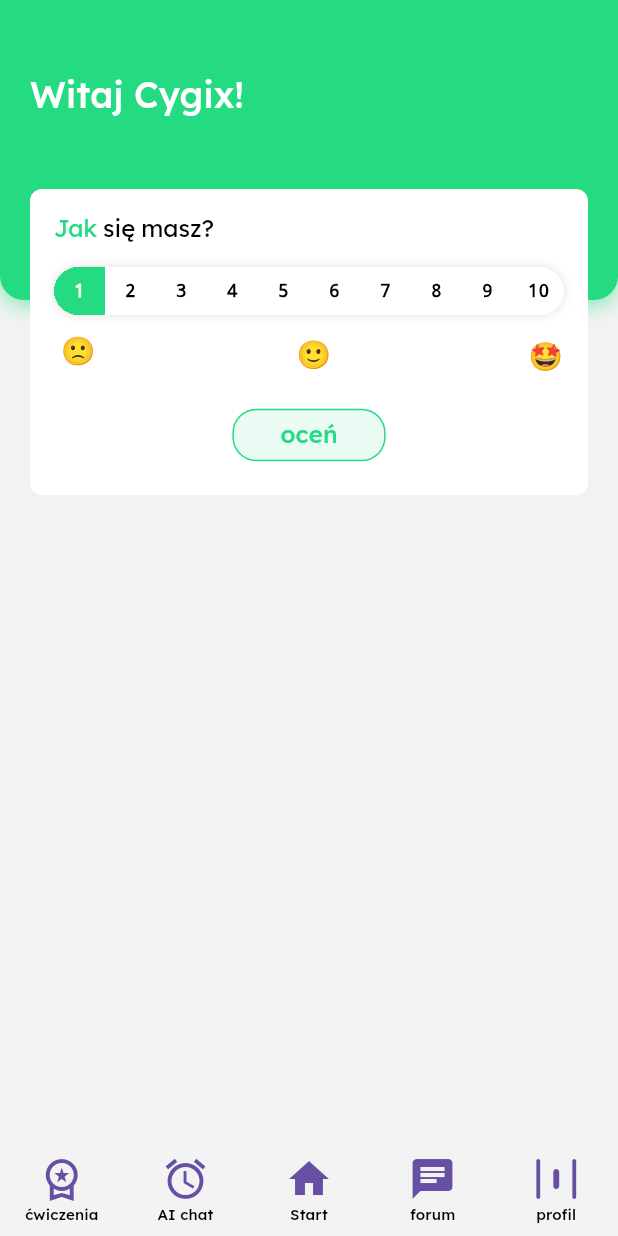
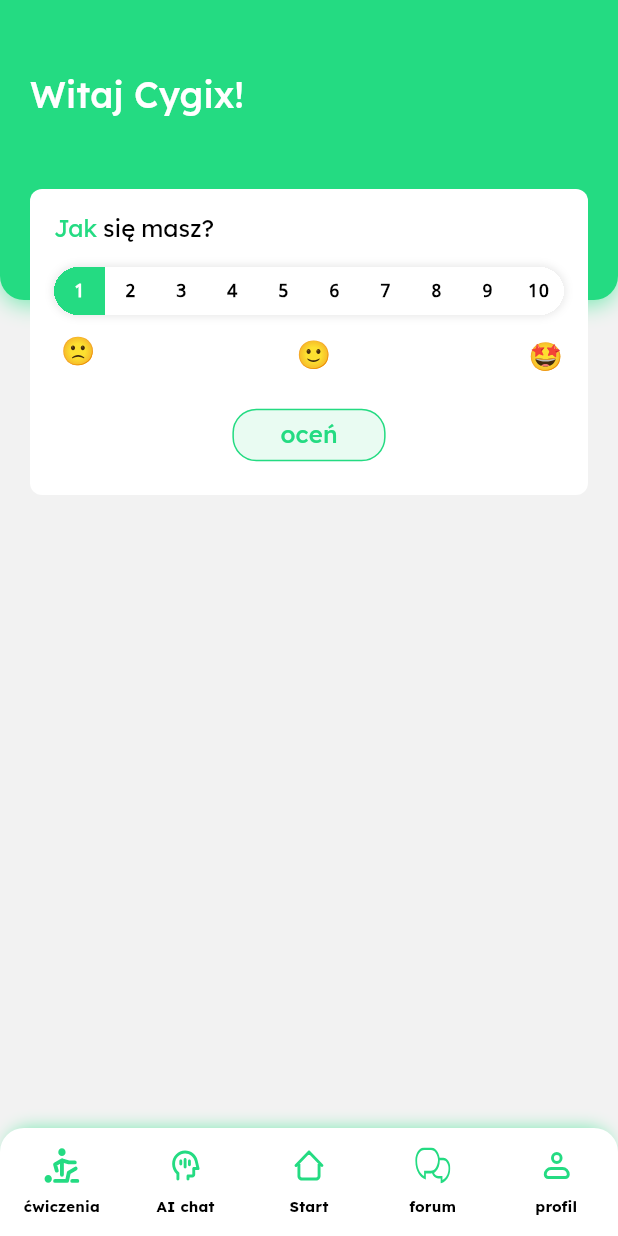
Before and after one commit to xSmilO/JakSieMasz, a Flutter app: the screen it shows after launch, on a phone screen of 412 x 824 dp. Run offline on Flutter 3.47's test engine with Material 3 defaults, Android fonts, the phone set to English and light mode, and no system bars; our stand-ins replace flutter_svg, go_router.

Commit message:
styling navigation

```diff
--- a/lib/Styles/styles.dart
+++ b/lib/Styles/styles.dart
@@ -4,5 +4,6 @@ abstract final class Styles {
   static Color bgColor = Color(0xFFF2F2F2);
   static Color primaryColor500 = Color(0xFF24DB82);
   static Color primaryColor100 = Color(0xFFE9FBF2);
+  static Color inactiveNavItem = Color(0xFF999999);
   static String fontFamily = "Lexend Deca";
 }
--- a/lib/UI/Home/emojis_container_widget.dart
+++ b/lib/UI/Home/emojis_container_widget.dart
@@ -11,17 +11,17 @@ class EmojisContainerWidget extends StatelessWidget {
       crossAxisAlignment: CrossAxisAlignment.center,
       children: [
         SvgPicture.asset(
-          "assets/emoji_slightly_frowning_face.svg",
+          "assets/emojis/emoji_slightly_frowning_face.svg",
           width: 32,
           fit: BoxFit.fill,
         ),
         SvgPicture.asset(
-          "assets/emoji_slightly_smiling_face.svg",
+          "assets/emojis/emoji_slightly_smiling_face.svg",
           width: 32,
           fit: BoxFit.fill,
         ),
         SvgPicture.asset(
-          "assets/emoji_star_struck.svg",
+          "assets/emojis/emoji_star_struck.svg",
           width: 32,
           fit: BoxFit.fill,
         ),
--- a/lib/UI/Shared/widgets/navigation_item.dart
+++ b/lib/UI/Shared/widgets/navigation_item.dart
@@ -1,15 +1,17 @@
 import 'package:flutter/material.dart';
+import 'package:flutter_svg/flutter_svg.dart';
 import 'package:go_router/go_router.dart';
+import 'package:jak_sie_masz/Styles/styles.dart';
 
 class NavigationItem extends StatefulWidget {
   final String title;
   final String route;
-  final IconData icon;
+  final String iconUrl;
   const NavigationItem(
       {super.key,
       required this.title,
       required this.route,
-      required this.icon});
+      required this.iconUrl});
 
   @override
   State<NavigationItem> createState() => _NavigationItemState();
@@ -27,15 +29,22 @@ class _NavigationItemState extends State<NavigationItem> {
         },
         child: Column(
           crossAxisAlignment: CrossAxisAlignment.center,
-          mainAxisAlignment: MainAxisAlignment.end,
+          mainAxisAlignment: MainAxisAlignment.center,
+          spacing: 8,
           children: [
-            Icon(
-              widget.icon,
-              size: 32,
+            SvgPicture.asset(
+              widget.iconUrl,
+              width: 24,
+              height: 24,
+              fit: BoxFit.fill,
+              color: Styles.primaryColor500,
             ),
             Text(
               widget.title,
-              style: TextStyle(fontSize: 10, color: Colors.black),
+              style: TextStyle(
+                  fontSize: 10,
+                  color: Colors.black,
+                  fontWeight: FontWeight.bold),
             ),
           ],
         ),
--- a/lib/UI/Shared/widgets/navigation_widget.dart
+++ b/lib/UI/Shared/widgets/navigation_widget.dart
@@ -8,7 +8,21 @@ class NavigationWidget extends StatelessWidget {
   @override
   Widget build(BuildContext context) {
     return Container(
-      color: Colors.white10,
+      decoration: BoxDecoration(
+        color: Colors.white,
+        borderRadius: BorderRadius.only(
+          topLeft: Radius.circular(16),
+          topRight: Radius.circular(16),
+        ),
+        boxShadow: [
+          BoxShadow(
+            color: Color(0xFF7CE9B4),
+            offset: Offset(0, -4),
+            blurRadius: 9,
+            spreadRadius: -4,
+          )
+        ],
+      ),
       height: 72,
       child: const Flex(
         direction: Axis.horizontal,
@@ -18,27 +32,27 @@ class NavigationWidget extends StatelessWidget {
           NavigationItem(
             title: "ćwiczenia",
             route: Routes.excercises,
-            icon: Icons.workspace_premium_outlined,
+            iconUrl: "assets/navigation_icons/excercise.svg",
           ),
           NavigationItem(
             title: "AI chat",
             route: Routes.aiChat,
-            icon: Icons.access_alarm_outlined,
+            iconUrl: "assets/navigation_icons/aichat.svg",
           ),
           NavigationItem(
             title: "Start",
             route: Routes.home,
-            icon: Icons.home,
+            iconUrl: "assets/navigation_icons/home.svg",
           ),
           NavigationItem(
             title: "forum",
             route: Routes.forum,
-            icon: Icons.chat,
+            iconUrl: "assets/navigation_icons/forum.svg",
           ),
           NavigationItem(
             title: "profil",
             route: Routes.profile,
-            icon: Icons.horizontal_distribute_rounded,
+            iconUrl: "assets/navigation_icons/profile.svg",
           ),
         ],
       ),
```
Also changed, not shown: pubspec.yaml (+9 -3 lines), assets/emojis/emoji_slightly_frowning_face.svg (renamed from assets/emoji_slightly_frowning_face.svg), assets/emojis/emoji_slightly_smiling_face.svg (renamed from assets/emoji_slightly_smiling_face.svg), assets/emojis/emoji_star_struck.svg (renamed from assets/emoji_star_struck.svg), assets/navigation_icons/aichat.svg (added), assets/navigation_icons/excercise.svg (added), assets/navigation_icons/forum.svg (added), assets/navigation_icons/home.svg (added), assets/navigation_icons/profile.svg (added).
